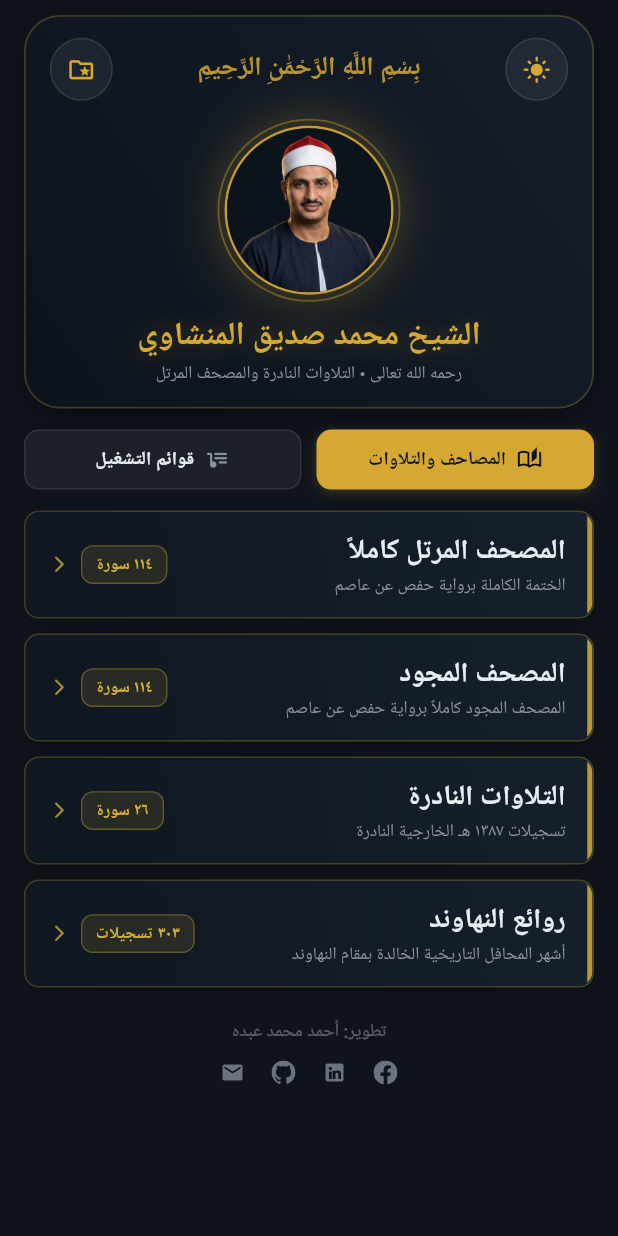
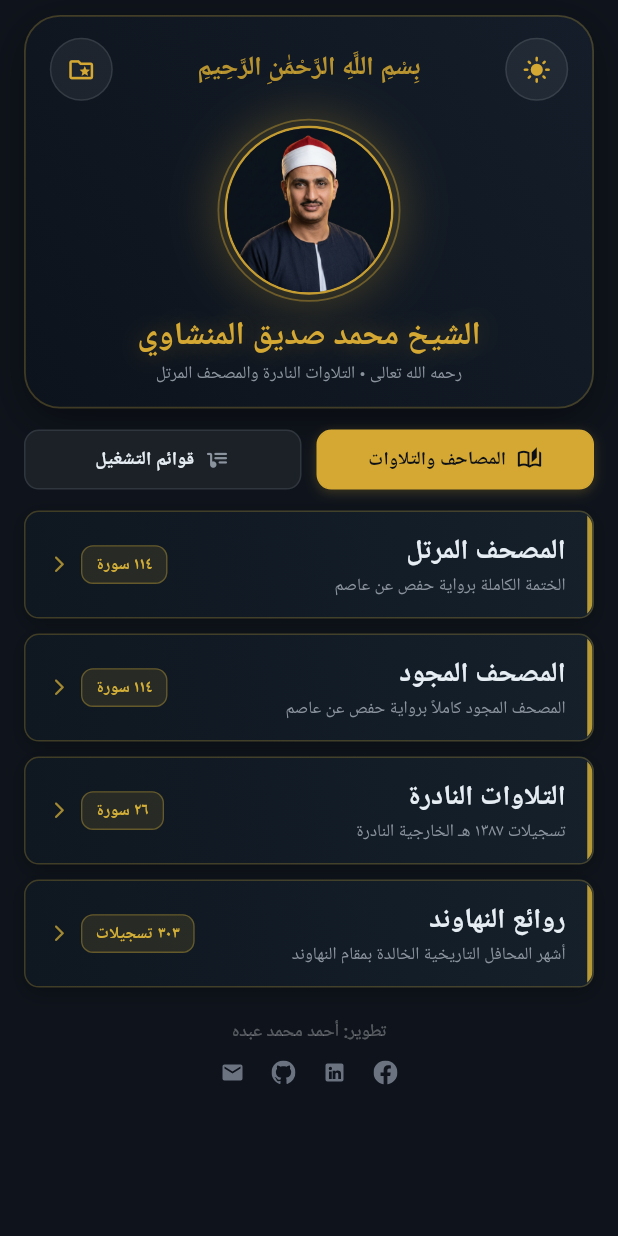
Before and after one commit to a7mdabdoo/minshawi-recitations-app, a Flutter app: the screen it shows after launch, on a phone screen of 412 x 824 dp. Run offline on Flutter 3.47's test engine with Material 3 defaults, Android fonts, the phone set to English and light mode, and no system bars; our stand-ins replace dio, equatable, flutter_bloc, flutter_svg, get_it, go_router and 7 more; missing offline and left inert: audio_session; accounts and stored records are empty; network calls fail; Roboto replaces fonts that are missing (Amiri, Cairo).

Commit message:
fix: rename complete murattal title and update manifest

```diff
--- a/lib/features/player/presentation/cubit/audio_player_cubit.dart
+++ b/lib/features/player/presentation/cubit/audio_player_cubit.dart
@@ -470,7 +470,8 @@ class AudioPlayerCubit extends Cubit<AudioPlayerState> {
 
       final albumName = switch (recitation.collectionId) {
         'mojawad' => 'المصحف المجود',
-        'complete_murattal' => 'المصحف المرتل كاملاً',
+        'complete_murattal' => 'المصحف المرتل',
+        'nahawand' => 'روائع النهاوند',
         _ => 'التلاوات النادرة - تسجيلات ١٣٨٧ هـ',
       };
 
--- a/lib/features/recitations/presentation/pages/home_page.dart
+++ b/lib/features/recitations/presentation/pages/home_page.dart
@@ -226,7 +226,7 @@ class _AppBar extends StatelessWidget {
   Widget build(BuildContext context) {
     final title = switch (collectionId) {
       'mojawad' => 'المصحف المجود',
-      'complete_murattal' => 'المصحف المرتل كاملاً',
+      'complete_murattal' => 'المصحف المرتل',
       'nahawand' => 'روائع النهاوند',
       _ => 'تسجيلات 1387 هـ النادرة',
     };
--- a/lib/features/recitations/presentation/pages/landing_page.dart
+++ b/lib/features/recitations/presentation/pages/landing_page.dart
@@ -940,7 +940,7 @@ class _VerticalCategoryCards extends StatelessWidget {
       children: [
         RepaintBoundary(
           child: _WideCategoryCard(
-            title: 'المصحف المرتل كاملاً',
+            title: 'المصحف المرتل',
             subtitle: 'الختمة الكاملة برواية حفص عن عاصم',
             countBadge: '١١٤ سورة',
             isDark: isDark,
```
Also changed, not shown: assets/data/recitations_manifest.json.
